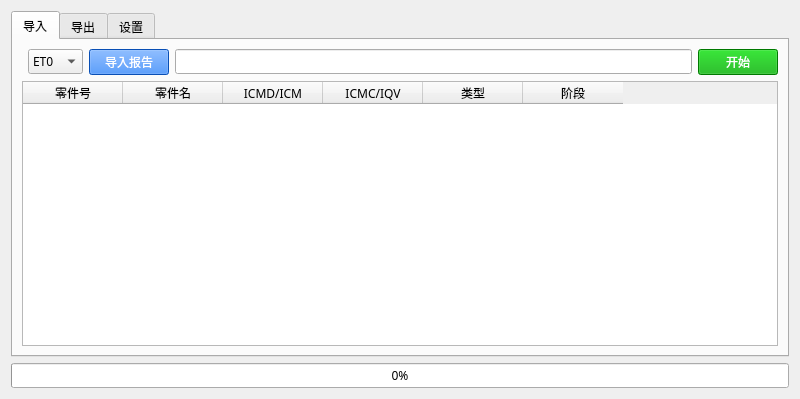
Hughicelus/Report2csv, file report2csv.ui: the form before one commit.
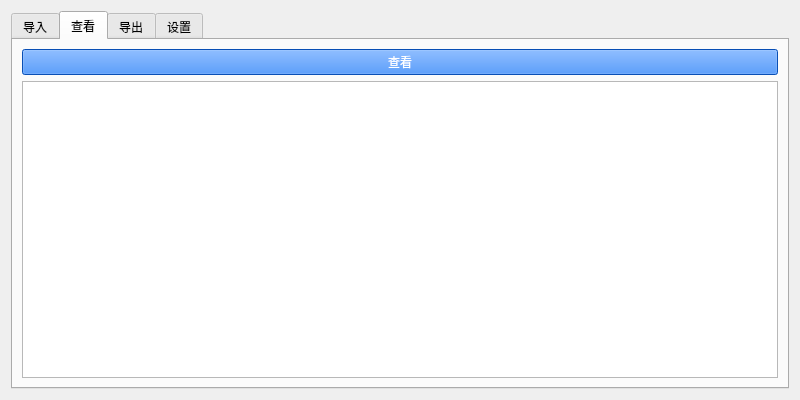
The form after the commit. The open tabs and pages were chosen to show the change. Icons and pictures are not drawn.

Commit message: 第五次提交

```diff
--- a/report2csv.ui
+++ b/report2csv.ui
@@ -7,7 +7,7 @@
     <x>0</x>
     <y>0</y>
     <width>800</width>
-    <height>399</height>
+    <height>400</height>
    </rect>
   </property>
   <property name="font">
@@ -82,6 +82,11 @@
            </font>
           </property>
          </column>
+         <column>
+          <property name="text">
+           <string>阶段</string>
+          </property>
+         </column>
          <column>
           <property name="text">
            <string>ICMD/ICM</string>
@@ -112,11 +117,6 @@
            </font>
           </property>
          </column>
-         <column>
-          <property name="text">
-           <string>阶段</string>
-          </property>
-         </column>
         </widget>
        </item>
        <item row="0" column="2">
@@ -174,6 +174,45 @@
          </item>
         </widget>
        </item>
+       <item row="0" column="3">
+        <widget class="QLineEdit" name="lineEdit"/>
+       </item>
+       <item row="5" column="0" colspan="5">
+        <widget class="QProgressBar" name="progressBar">
+         <property name="value">
+          <number>0</number>
+         </property>
+         <property name="alignment">
+          <set>Qt::AlignmentFlag::AlignCenter</set>
+         </property>
+        </widget>
+       </item>
+      </layout>
+     </widget>
+     <widget class="QWidget" name="tab_4">
+      <attribute name="title">
+       <string>查看</string>
+      </attribute>
+      <layout class="QGridLayout" name="gridLayout_6">
+       <item row="0" column="0">
+        <widget class="QPushButton" name="pushButton_9">
+         <property name="font">
+          <font>
+           <family>Microsoft YaHei</family>
+          </font>
+         </property>
+         <property name="styleSheet">
+          <string notr="true">background-color: rgb(13, 110, 253);
+color: rgb(255, 255, 255);</string>
+         </property>
+         <property name="text">
+          <string>查看</string>
+         </property>
+        </widget>
+       </item>
+       <item row="1" column="0">
+        <widget class="QTableView" name="tableView"/>
+       </item>
       </layout>
      </widget>
      <widget class="QWidget" name="tab_2">
@@ -326,16 +365,6 @@
      </widget>
     </widget>
    </item>
-   <item row="1" column="0">
-    <widget class="QProgressBar" name="progressBar">
-     <property name="value">
-      <number>0</number>
-     </property>
-     <property name="alignment">
-      <set>Qt::AlignmentFlag::AlignCenter</set>
-     </property>
-    </widget>
-   </item>
   </layout>
   <zorder>progressBar</zorder>
   <zorder>tabWidget</zorder>
```
Left out of the diff: 81 changed lines with no effect on the pictures. The commit also changes 1 other file.
